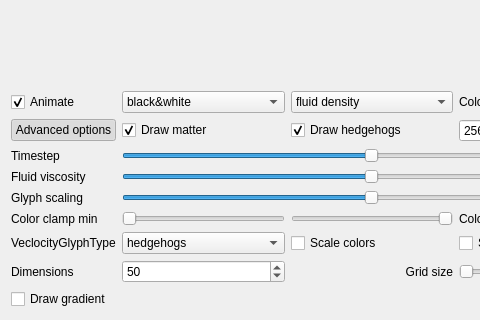
This is window.ui in npklein/scientific_visualization as Qt 5 draws it before an edit; both pictures show x 0 to 480 and y 401 to 721 of the 633 by 721 pixel window. The edited form follows.
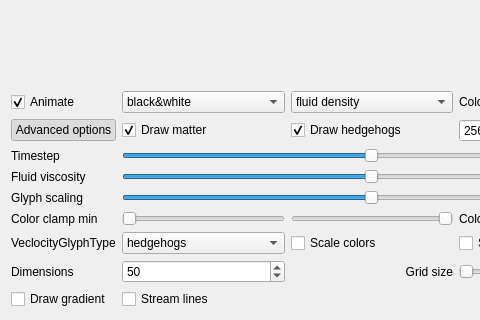
This is the edited form. Custom widgets are drawn as their Qt base class.

Commit message: first version streamlines. formula still contains a bug, needs to be fixed

Patch:
```diff
--- a/window.ui
+++ b/window.ui
@@ -351,6 +351,16 @@
        </property>
       </widget>
      </item>
+     <item row="13" column="1">
+      <widget class="QCheckBox" name="drawStreamLineCheckbox">
+       <property name="enabled">
+        <bool>true</bool>
+       </property>
+       <property name="text">
+        <string>Stream lines</string>
+       </property>
+      </widget>
+     </item>
     </layout>
    </item>
   </layout>
```
Left out of the diff: 17 changed lines with no effect on the pictures. The commit also changes 2 other files.
